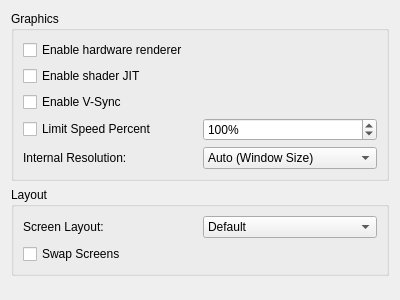
taken2009/citra9, file src/citra_qt/configuration/configure_graphics.ui: the form before one commit.
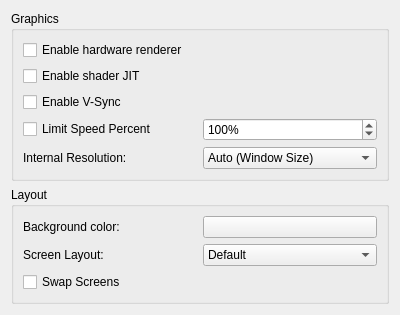
The form after the commit.

What changed in the file:
```diff
--- a/src/citra_qt/configuration/configure_graphics.ui
+++ b/src/citra_qt/configuration/configure_graphics.ui
@@ -153,6 +153,21 @@
      <layout class="QHBoxLayout" name="horizontalLayout_3">
       <item>
        <layout class="QVBoxLayout" name="verticalLayout_4">
+        <item>
+         <layout class="QHBoxLayout" name="horizontalLayout_5">
+          <item>
+           <widget class="QLabel" name="label2">
+            <property name="text">
+             <string>Background color:</string>
+            </property>
+           </widget>
+          </item>
+          <item>
+           <widget class="QPushButton" name="layout_bg">
+           </widget>
+          </item>
+         </layout>
+        </item>
         <item>
          <layout class="QHBoxLayout" name="horizontalLayout_4">
           <item>
```
